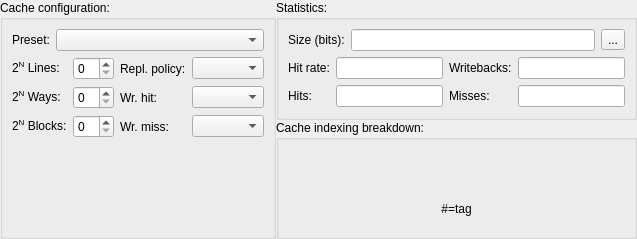
Old version of the form src/cachesim/cacheconfigwidget.ui in the repository mortbopet/Ripes.
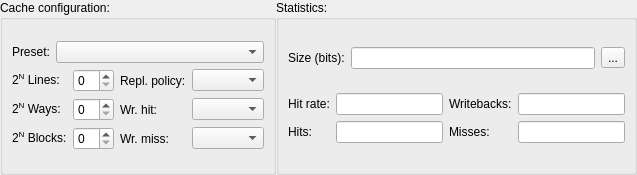
New version of the form.

Commit message: [WIP] Make CachePlotWidget plot in real-time

Diff of the .ui file:
```diff
--- a/src/cachesim/cacheconfigwidget.ui
+++ b/src/cachesim/cacheconfigwidget.ui
@@ -7,7 +7,7 @@
     <x>0</x>
     <y>0</y>
     <width>637</width>
-    <height>239</height>
+    <height>175</height>
    </rect>
   </property>
   <property name="windowTitle">
@@ -162,22 +162,6 @@
               </item>
              </layout>
             </item>
-            <item>
-             <spacer name="verticalSpacer">
-              <property name="orientation">
-               <enum>Qt::Vertical</enum>
-              </property>
-              <property name="sizeType">
-               <enum>QSizePolicy::MinimumExpanding</enum>
-              </property>
-              <property name="sizeHint" stdset="0">
-               <size>
-                <width>20</width>
-                <height>1</height>
-               </size>
-              </property>
-             </spacer>
-            </item>
            </layout>
           </item>
          </layout>
@@ -349,53 +333,6 @@
          </layout>
         </widget>
        </item>
-       <item>
-        <widget class="QGroupBox" name="groupBox_3">
-         <property name="title">
-          <string>Cache indexing breakdown:</string>
-         </property>
-         <layout class="QGridLayout" name="gridLayout_4">
-          <item row="0" column="0">
-           <layout class="QVBoxLayout" name="verticalLayout_5">
-            <item>
-             <layout class="QHBoxLayout" name="horizontalLayout_3">
-              <item>
-               <widget class="QLabel" name="indexingText">
-                <property name="sizePolicy">
-                 <sizepolicy hsizetype="Preferred" vsizetype="Preferred">
-                  <horstretch>0</horstretch>
-                  <verstretch>0</verstretch>
-                 </sizepolicy>
-                </property>
-                <property name="text">
-                 <string/>
-                </property>
-                <property name="alignment">
-                 <set>Qt::AlignCenter</set>
-                </property>
-               </widget>
-              </item>
-             </layout>
-            </item>
-            <item>
-             <layout class="QHBoxLayout" name="horizontalLayout_8">
-              <item>
-               <widget class="QLabel" name="indexingKey">
-                <property name="text">
-                 <string>#=tag</string>
-                </property>
-                <property name="alignment">
-                 <set>Qt::AlignCenter</set>
-                </property>
-               </widget>
-              </item>
-             </layout>
-            </item>
-           </layout>
-          </item>
-         </layout>
-        </widget>
-       </item>
       </layout>
      </item>
     </layout>
```
The commit also changes 7 other files.
